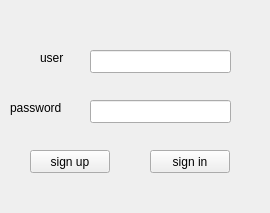
tianlang724/QtChat, file login.ui: the form before one commit.
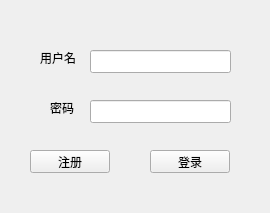
The form after the commit.

```diff
--- a/login.ui
+++ b/login.ui
@@ -38,25 +38,25 @@
     <rect>
      <x>40</x>
      <y>50</y>
-     <width>31</width>
+     <width>41</width>
      <height>16</height>
     </rect>
    </property>
    <property name="text">
-    <string>user</string>
+    <string>用户名</string>
    </property>
   </widget>
   <widget class="QLabel" name="label_2">
    <property name="geometry">
     <rect>
-     <x>10</x>
+     <x>50</x>
      <y>100</y>
-     <width>61</width>
+     <width>31</width>
      <height>16</height>
     </rect>
    </property>
    <property name="text">
-    <string>password</string>
+    <string>密码</string>
    </property>
   </widget>
   <widget class="QPushButton" name="signup">
@@ -69,7 +69,7 @@
     </rect>
    </property>
    <property name="text">
-    <string>sign up</string>
+    <string>注册</string>
    </property>
   </widget>
   <widget class="QPushButton" name="signin">
@@ -82,7 +82,7 @@
     </rect>
    </property>
    <property name="text">
-    <string>sign in</string>
+    <string>登录</string>
    </property>
   </widget>
  </widget>
```
Left out of the diff: 2 changed lines with no effect on the pictures.
